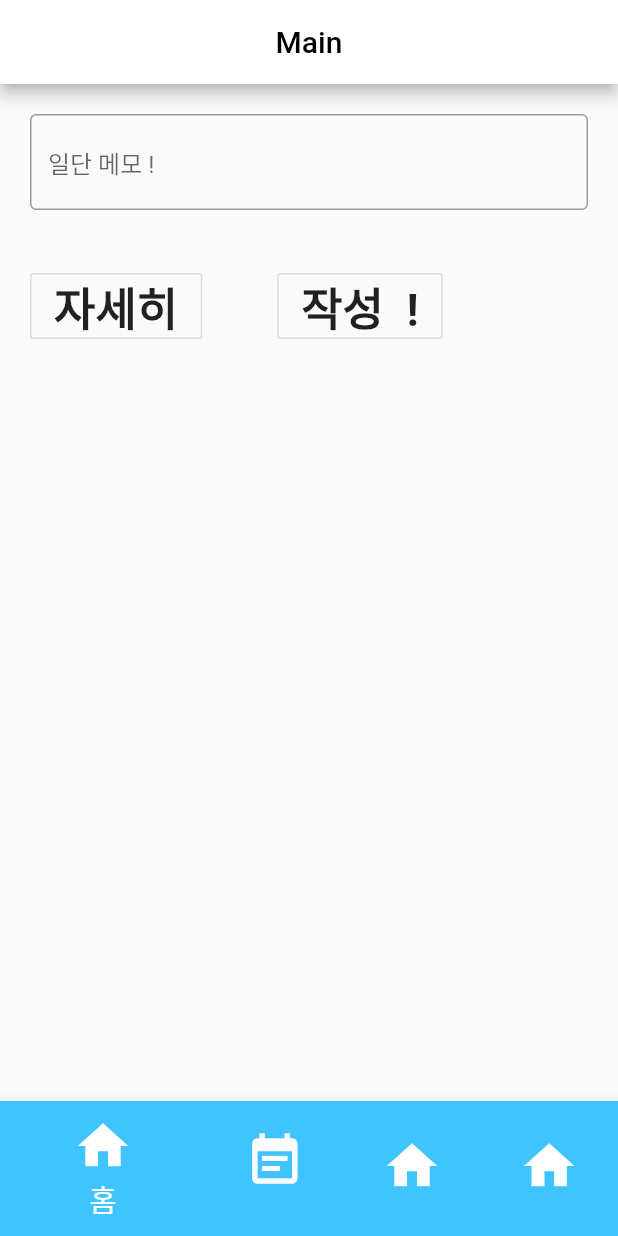
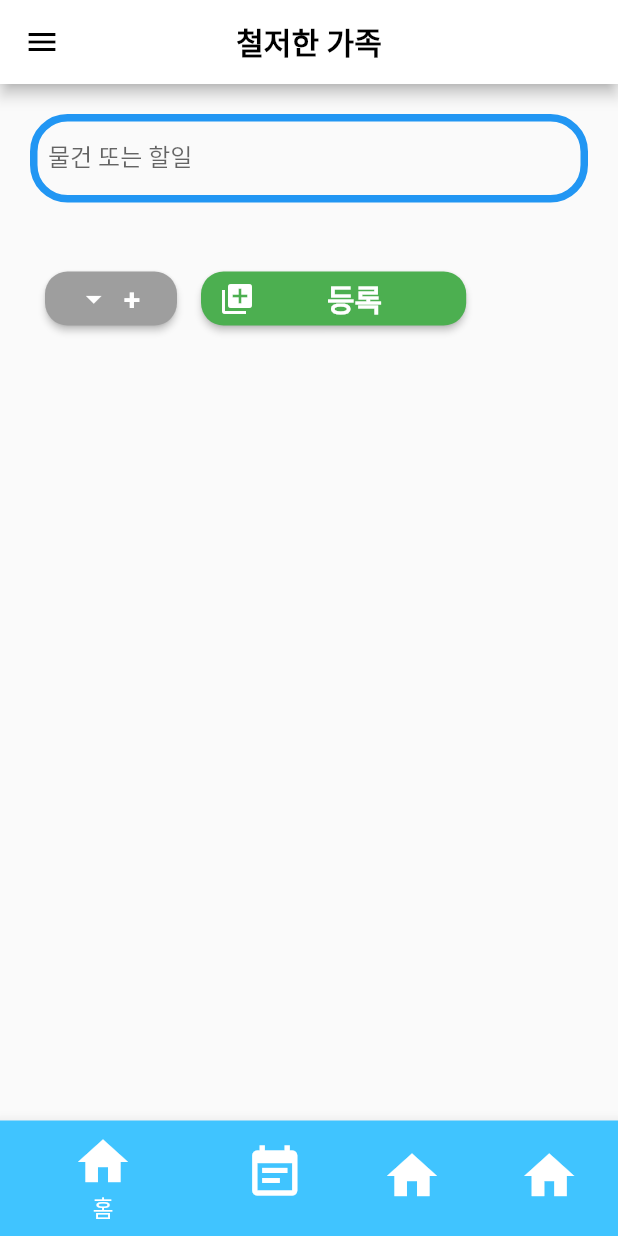
Before and after one commit to Kimchi-dev/smart_memo, a Flutter app: the screen it shows after launch, on a phone screen of 412 x 824 dp. Run offline on Flutter 3.47's test engine with Material 2 defaults, Android fonts, the phone set to English and light mode, and no system bars.

Commit message:
텍스트 박스 추가
텍스트 박스 숨김및 추가

```diff
--- a/lib/bottomNavBar/bottomNavHome.dart
+++ b/lib/bottomNavBar/bottomNavHome.dart
@@ -10,6 +10,8 @@ class _BottomNavHomeState extends State<BottomNavHome> {
   final _addTodoController = TextEditingController();
   final _addFormKey = GlobalKey<FormState>();
 
+  double _moreFormBoxHeight = 0.0;
+  double _moreFormBoxWidth = 0.0;
   @override
   void dispose() {
     _addTodoController.dispose();
@@ -25,45 +27,126 @@ class _BottomNavHomeState extends State<BottomNavHome> {
           children: <Widget>[
             Padding(
               padding: const EdgeInsets.all(20.0),
-              child: TextFormField(
+              child: Column(
+              children: <Widget>[
+                  TextFormField(
                     decoration: InputDecoration(
-                  border: OutlineInputBorder(),
-                  hintText: '일단 메모 !',
+                      labelText: '물건 또는 할일',
+                      fillColor: Colors.blue,
+                      focusedBorder: OutlineInputBorder(
+                        borderRadius: BorderRadius.circular(25.0),
+                        borderSide:const BorderSide(color: Colors.green,width: 3.0)
+                      ),
+                      errorBorder: OutlineInputBorder(
+                          borderRadius: BorderRadius.circular(25.0),
+                          borderSide:const BorderSide(color: Colors.red,width: 3.0)
+                      ),
+                      enabledBorder: OutlineInputBorder(
+                          borderRadius: BorderRadius.circular(25.0),
+                          borderSide:const BorderSide(color: Colors.blue,width: 5.0)
+                      ),
                     ),
                     controller: _addTodoController,
                   ),
+                SizedBox(height: 10,),
+                AnimatedContainer(
+                  child: ListView(
+                    children: <Widget>[
+                      TextFormField(
+                        decoration: InputDecoration(
+                            labelText: '상세내용',
+                            enabledBorder: OutlineInputBorder(
+                              borderSide: const BorderSide(
+                                color: Colors.green
+                              ),
+                            )
+                        ),
+                      ),
+                      TextFormField(
+                        decoration: InputDecoration(
+                            labelText: '날짜'
+                        ),
+                      ),
+                      TextFormField(
+                        decoration: InputDecoration(
+                            labelText: '시간'
+                        ),
+                      ),
+                    ],
+                  ),
+                  duration: const Duration(milliseconds: 300),
+                  height: _moreFormBoxHeight,
+                  width: _moreFormBoxWidth,
+                )
+                ],
+              ),
             ),
             Padding(
-              padding: const EdgeInsets.all(20.0),
+              padding: const EdgeInsets.symmetric(vertical: 10.0, horizontal: 30.0),
               child: Row(
                 children: <Widget>[
-                  OutlineButton(
+                  Container(
+                    child: RaisedButton.icon(
+                      onPressed: () {
+                        setState(() {
+                          _moreFormBoxHeight != 0.0 ? _moreFormBoxHeight = 0.0 : _moreFormBoxHeight = 250.0;
+                          _moreFormBoxWidth != 0.0 ? _moreFormBoxWidth = 0.0 : _moreFormBoxWidth = MediaQuery.of(context).size.width;
+                        });
+                      },
+                      shape: RoundedRectangleBorder(
+                          borderRadius: BorderRadius.all(Radius.circular(15.0))
+                      ),
+                      label: Text(
+                        '+',
+                        style:
+                        TextStyle(
+                          fontWeight: FontWeight.w700,
+                          fontSize: 20,
+                          color: Colors.white,
+                        ),
+                      ),
+                      icon: Icon(
+                        Icons.arrow_drop_down,
+                        color: Colors.white,
+                      ),
+                      textColor: Colors.white,
+                      splashColor: Colors.blueAccent,
+                      color: Colors.grey,
+                      key: Key('addTodoButtons'),
+                    ),
+                  ),Container(
+                    margin: EdgeInsets.symmetric(horizontal: 16.0),
+                    child: RaisedButton.icon(
                       onPressed: () {
                         setState(() {
                           _toDoText = _addTodoController.text.toString();
                           print(_toDoText);
                         });
                       },
+                      shape: RoundedRectangleBorder(
+                          borderRadius: BorderRadius.all(Radius.circular(15.0))
+                      ),
+                      label: Padding(
+                        padding: const EdgeInsets.symmetric(horizontal: 40.0),
                         child: Text(
-                      '자세히',
+                          '등록',
                           style:
-                          TextStyle(fontWeight: FontWeight.w700, fontSize: 30),
+                          TextStyle(
+                            fontWeight: FontWeight.w700,
+                            fontSize: 20,
+                            color: Colors.white,
                           ),
+                        ),
+                      ),
+                      icon: Icon(
+                        Icons.library_add,
+                        color: Colors.white,
+                      ),
+                      textColor: Colors.white,
+                      splashColor: Colors.lightGreen,
+                      color: Colors.green,
                       key: Key('addTodoButtons'),
                     ),
-                  SizedBox(
-                    width:  50,
-                  ),
-                  OutlineButton(
-                    onPressed: () {
-                      setState(() {
-                        _toDoText = _addTodoController.text.toString();
-                        print(_toDoText);
-                      });
-                    },
-                    child: Text('작성  !',
-                      style:
-                      TextStyle(fontWeight: FontWeight.w700, fontSize: 30),),
                   ),
                 ],
               ),
--- a/lib/main.dart
+++ b/lib/main.dart
@@ -52,9 +52,18 @@ class _Smart_memo_homeState extends State<Smart_memo_home> {
     return Scaffold(
       appBar: AppBar(
         centerTitle: true,
+        leading: InkWell(
+          child: Icon(Icons.menu,color: Colors.black,
+          ),
+          onTap: (){
+            print('menu');
+          },
+        ),
         title: Text(
-          'Main',style: TextStyle(
-          color: Colors.black
+          '철저한 가족',
+          style: TextStyle(
+          color: Colors.black,
+            fontWeight: FontWeight.w700
         ),
         ),
         backgroundColor: Colors.white,
@@ -63,7 +72,7 @@ class _Smart_memo_homeState extends State<Smart_memo_home> {
       bottomNavigationBar: BottomNavigationBar(
         currentIndex: _currentIndex,
         iconSize: 40,
-        selectedFontSize: 20,
+        selectedFontSize: 15,
         items: [
           BottomNavigationBarItem(
               icon: Icon(Icons.home),
```
Lines whose indentation alone changed are shown as unchanged.
